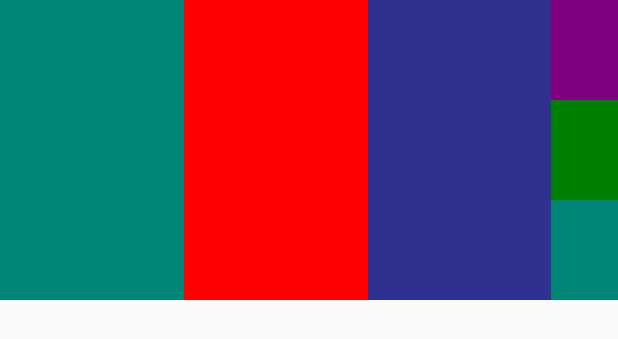
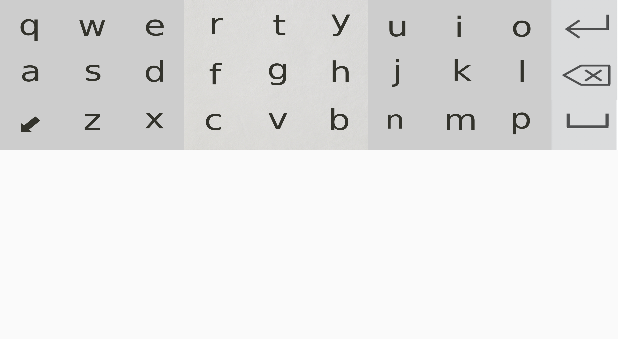
Before and after one commit to AkborSharif/Tapstr, an Android app: the layout keyboard_view.xml on its own in the app's theme, with its tools: preview values and no code run, on a phone screen of 412 x 824 dp. Shown: the top 339 px of the screen. Run offline under Robolectric (Android 15) with nearby library versions, the phone set to English and light mode, and no system bars.

```diff
--- a/app/src/main/res/layout/keyboard_view.xml
+++ b/app/src/main/res/layout/keyboard_view.xml
@@ -8,15 +8,15 @@
 
     <LinearLayout
         android:layout_width="match_parent"
-        android:layout_height="200dp"
+        android:layout_height="100dp"
         android:orientation="horizontal">
 
         <com.akbor.studyproj.CustomView
-            android:id="@+id/rightarea"
+            android:id="@+id/leftarea"
             android:layout_width="match_parent"
             android:layout_height="match_parent"
             android:layout_weight="15"
-            android:background="@color/colorPrimary">
+            android:background="@drawable/first">
         </com.akbor.studyproj.CustomView>
 
         <com.akbor.studyproj.CustomView
@@ -24,16 +24,16 @@
             android:layout_width="match_parent"
             android:layout_height="match_parent"
             android:layout_weight="15"
-            android:background="@color/red">
+            android:background="@drawable/second">
 
         </com.akbor.studyproj.CustomView>
 
         <com.akbor.studyproj.CustomView
-            android:id="@+id/leftrarea"
+            android:id="@+id/rightarea"
             android:layout_width="match_parent"
             android:layout_height="match_parent"
             android:layout_weight="15"
-            android:background="@color/blue">
+            android:background="@drawable/third">
         </com.akbor.studyproj.CustomView>
 
         <LinearLayout
@@ -43,29 +43,29 @@
             android:layout_weight="19"
             android:orientation="vertical"
             >
-            <com.akbor.studyproj.CustomView
+            <com.akbor.studyproj.CustomCapsLock
                 android:id="@+id/a1"
                 android:layout_width="match_parent"
                 android:layout_height="match_parent"
                 android:layout_weight="15"
-                android:background="@color/purple">
-            </com.akbor.studyproj.CustomView>
+                android:background="@drawable/a1">
+            </com.akbor.studyproj.CustomCapsLock>
 
             <com.akbor.studyproj.CustomFunc
                 android:id="@+id/a2"
                 android:layout_width="match_parent"
                 android:layout_height="match_parent"
                 android:layout_weight="15"
-                android:background="@color/green">
+                android:background="@drawable/a2">
             </com.akbor.studyproj.CustomFunc>
 
-            <com.akbor.studyproj.CustomCapsLock
+            <com.akbor.studyproj.CustomFunc
                 android:id="@+id/a3"
                 android:layout_width="match_parent"
                 android:layout_height="match_parent"
                 android:layout_weight="15"
-                android:background="@color/colorPrimary">
-            </com.akbor.studyproj.CustomCapsLock>
+                android:background="@drawable/a3">
+            </com.akbor.studyproj.CustomFunc>
         </LinearLayout>
 
     </LinearLayout>
```
Also changed, not shown: app/src/main/java/com/akbor/studyproj/CustomFunc.java (+4 -12 lines), app/src/main/java/com/akbor/studyproj/CustomView.java (+47 -14 lines), app/src/main/java/com/akbor/studyproj/MyinputService.java (+46 -15 lines), app/src/main/res/drawable/border1.xml (deleted, +0 -10 lines), app/src/main/res/drawable/border2.xml (deleted, +0 -10 lines), app/src/main/res/drawable-v24/a1.png (added), app/src/main/res/drawable-v24/a2.png (added), app/src/main/res/drawable-v24/a3.png (added), app/src/main/res/drawable-v24/center1.png (added), app/src/main/res/drawable-v24/first.png (added), app/src/main/res/drawable-v24/left1.png (added), app/src/main/res/drawable-v24/right1.png (added), app/src/main/res/drawable-v24/second.png (added), app/src/main/res/drawable-v24/third.png (added).
